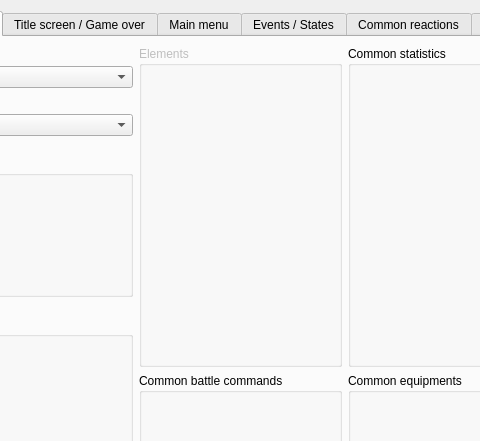
First picture: the form in Editor/Dialogs/dialogsystems.ui, repository RPG-Paper-Maker/RPG-Paper-Maker, before the edit; both pictures show x 169 to 649 and y 0 to 441 of the 950 by 753 pixel window.
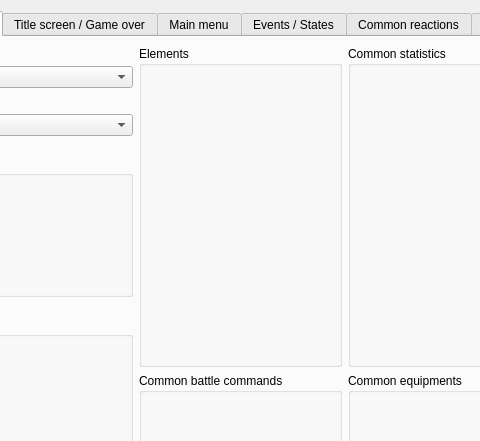
Second picture: the form after the edit. The open tabs and pages were chosen to show the change. Custom widgets are drawn as their Qt base class.

```diff
--- a/Editor/Dialogs/dialogsystems.ui
+++ b/Editor/Dialogs/dialogsystems.ui
@@ -1177,7 +1177,7 @@
              <item>
               <widget class="QGroupBox" name="groupBox_22">
                <property name="enabled">
-                <bool>false</bool>
+                <bool>true</bool>
                </property>
                <property name="title">
                 <string>Elements</string>
```
Left out of the diff: 6 changed lines with no effect on the pictures.
